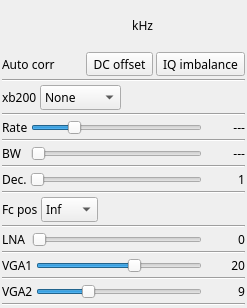
Before: the Qt Designer form plugins/samplesource/bladerf/bladerfgui.ui in f4exb/sdrangel, drawn with Qt 5.
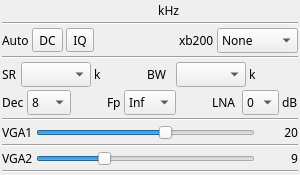
After: the same form once the commit is applied. Custom widgets are drawn as their Qt base class.

Commit message: BladeRF input plugin: GUI cosmetic changes

What changed in the file:
```diff
--- a/plugins/samplesource/bladerf/bladerfgui.ui
+++ b/plugins/samplesource/bladerf/bladerfgui.ui
@@ -6,8 +6,8 @@
    <rect>
     <x>0</x>
     <y>0</y>
-    <width>247</width>
-    <height>308</height>
+    <width>300</width>
+    <height>172</height>
    </rect>
   </property>
   <property name="sizePolicy">
@@ -29,16 +29,7 @@
    <property name="spacing">
     <number>3</number>
    </property>
-   <property name="leftMargin">
-    <number>2</number>
-   </property>
-   <property name="topMargin">
-    <number>2</number>
-   </property>
-   <property name="rightMargin">
-    <number>2</number>
-   </property>
-   <property name="bottomMargin">
+   <property name="margin">
     <number>2</number>
    </property>
    <item>
@@ -109,6 +100,13 @@
      </item>
     </layout>
    </item>
+   <item>
+    <widget class="Line" name="line">
+     <property name="orientation">
+      <enum>Qt::Horizontal</enum>
+     </property>
+    </widget>
+   </item>
    <item>
     <layout class="QGridLayout" name="gridLayout_corr">
      <item row="0" column="2">
@@ -117,7 +115,7 @@
         <string>Automatic IQ imbalance correction</string>
        </property>
        <property name="text">
-        <string>IQ imbalance</string>
+        <string>IQ</string>
        </property>
       </widget>
      </item>
@@ -127,33 +125,19 @@
         <string>Automatic DC offset removal</string>
        </property>
        <property name="text">
-        <string>DC offset</string>
+        <string>DC</string>
        </property>
       </widget>
      </item>
      <item row="0" column="0">
       <widget class="QLabel" name="corrLabel">
        <property name="text">
-        <string>Auto corr</string>
+        <string>Auto</string>
        </property>
       </widget>
      </item>
-    </layout>
-   </item>
-   <item>
-    <widget class="Line" name="line_freq">
-     <property name="orientation">
-      <enum>Qt::Horizontal</enum>
-     </property>
-    </widget>
-   </item>
-   <item>
-    <layout class="QGridLayout" name="gridLayout_xb200">
-     <property name="spacing">
-      <number>3</number>
-     </property>
-     <item row="0" column="2">
-      <spacer name="xb200Spacer">
+     <item row="0" column="3">
+      <spacer name="horizontalSpacer_2">
        <property name="orientation">
         <enum>Qt::Horizontal</enum>
        </property>
@@ -165,12 +149,19 @@
        </property>
       </spacer>
      </item>
-     <item row="0" column="1">
+     <item row="0" column="4">
+      <widget class="QLabel" name="xb200Label">
+       <property name="text">
+        <string>xb200</string>
+       </property>
+      </widget>
+     </item>
+     <item row="0" column="5">
       <widget class="QComboBox" name="xb200">
        <property name="toolTip">
         <string>XB200 board mode</string>
        </property>
-       <property name="currentText">
+       <property name="currentText" stdset="0">
         <string>None</string>
        </property>
        <property name="currentIndex">
@@ -221,17 +212,10 @@
        </item>
       </widget>
      </item>
-     <item row="0" column="0">
-      <widget class="QLabel" name="xb200Label">
-       <property name="text">
-        <string>xb200</string>
-       </property>
-      </widget>
-     </item>
     </layout>
    </item>
    <item>
-    <widget class="Line" name="line_dial">
+    <widget class="Line" name="line_freq">
      <property name="orientation">
       <enum>Qt::Horizontal</enum>
      </property>
@@ -242,25 +226,6 @@
      <property name="spacing">
       <number>3</number>
      </property>
-     <item row="0" column="1">
-      <widget class="QSlider" name="samplerate">
-       <property name="toolTip">
-        <string>Device Samplerate</string>
-       </property>
-       <property name="maximum">
-        <number>13</number>
-       </property>
-       <property name="pageStep">
-        <number>1</number>
-       </property>
-       <property name="value">
-        <number>3</number>
-       </property>
-       <property name="orientation">
-        <enum>Qt::Horizontal</enum>
-       </property>
-      </widget>
-     </item>
      <item row="0" column="0">
       <widget class="QLabel" name="samplerateLabel">
        <property name="sizePolicy">
@@ -270,57 +235,57 @@
         </sizepolicy>
        </property>
        <property name="text">
-        <string>Rate</string>
+        <string>SR</string>
+       </property>
+      </widget>
+     </item>
+     <item row="0" column="1">
+      <widget class="QComboBox" name="samplerate">
+       <property name="maximumSize">
+        <size>
+         <width>70</width>
+         <height>16777215</height>
+        </size>
+       </property>
+       <property name="toolTip">
+        <string>Sample rate in kS/s</string>
        </property>
       </widget>
      </item>
      <item row="0" column="2">
-      <widget class="QLabel" name="samplerateText">
-       <property name="minimumSize">
-        <size>
-         <width>40</width>
-         <height>0</height>
-        </size>
-       </property>
+      <widget class="QLabel" name="samplerateUnit">
        <property name="text">
-        <string>---</string>
-       </property>
-       <property name="alignment">
-        <set>Qt::AlignRight|Qt::AlignTrailing|Qt::AlignVCenter</set>
+        <string>k</string>
        </property>
       </widget>
      </item>
-    </layout>
-   </item>
-   <item>
-    <widget class="Line" name="line_rate">
-     <property name="orientation">
-      <enum>Qt::Horizontal</enum>
-     </property>
-    </widget>
-   </item>
-   <item>
-    <layout class="QGridLayout" name="gridLayout_bandwidth">
-     <property name="spacing">
-      <number>3</number>
-     </property>
-     <item row="0" column="1">
-      <widget class="QSlider" name="bandwidth">
+     <item row="0" column="5">
+      <widget class="QComboBox" name="bandwidth">
+       <property name="maximumSize">
+        <size>
+         <width>70</width>
+         <height>16777215</height>
+        </size>
+       </property>
        <property name="toolTip">
-        <string>RF filter bandwidth</string>
+        <string>IF bandwidth in kHz</string>
        </property>
-       <property name="maximum">
-        <number>15</number>
-       </property>
-       <property name="pageStep">
-        <number>1</number>
-       </property>
+      </widget>
+     </item>
+     <item row="0" column="3">
+      <spacer name="horizontalSpacer">
        <property name="orientation">
         <enum>Qt::Horizontal</enum>
        </property>
-      </widget>
+       <property name="sizeHint" stdset="0">
+        <size>
+         <width>40</width>
+         <height>20</height>
+        </size>
+       </property>
+      </spacer>
      </item>
-     <item row="0" column="0">
+     <item row="0" column="4">
       <widget class="QLabel" name="bandwidthLabel">
        <property name="sizePolicy">
         <sizepolicy hsizetype="Maximum" vsizetype="Preferred">
@@ -333,113 +298,94 @@
        </property>
       </widget>
      </item>
-     <item row="0" column="2">
-      <widget class="QLabel" name="bandwidthText">
-       <property name="minimumSize">
+     <item row="0" column="6">
+      <widget class="QLabel" name="bandwidthUnit">
+       <property name="text">
+        <string>k</string>
+       </property>
+      </widget>
+     </item>
+     <item row="0" column="7">
+      <spacer name="horizontalSpacer_3">
+       <property name="orientation">
+        <enum>Qt::Horizontal</enum>
+       </property>
+       <property name="sizeHint" stdset="0">
         <size>
          <width>40</width>
-         <height>0</height>
+         <height>20</height>
         </size>
        </property>
-       <property name="text">
-        <string>---</string>
-       </property>
-       <property name="alignment">
-        <set>Qt::AlignRight|Qt::AlignTrailing|Qt::AlignVCenter</set>
-       </property>
-      </widget>
+      </spacer>
      </item>
     </layout>
    </item>
    <item>
-    <widget class="Line" name="line_decim">
-     <property name="orientation">
-      <enum>Qt::Horizontal</enum>
-     </property>
-    </widget>
-   </item>
-   <item>
-    <layout class="QGridLayout" name="gridLayout_decim" columnstretch="0,0,0">
+    <layout class="QGridLayout" name="gridLayout_decim" columnstretch="0,0,0,0,0,0,0,0,0">
      <property name="spacing">
       <number>3</number>
      </property>
      <item row="0" column="0">
       <widget class="QLabel" name="label_decim">
        <property name="text">
-        <string>Dec.</string>
+        <string>Dec</string>
        </property>
       </widget>
      </item>
      <item row="0" column="1">
-      <widget class="QSlider" name="decim">
+      <widget class="QComboBox" name="decim">
+       <property name="maximumSize">
+        <size>
+         <width>50</width>
+         <height>16777215</height>
+        </size>
+       </property>
        <property name="toolTip">
         <string>Decimation factor</string>
        </property>
-       <property name="maximum">
-        <number>5</number>
+       <property name="currentIndex">
+        <number>3</number>
        </property>
-       <property name="pageStep">
-        <number>1</number>
-       </property>
-       <property name="value">
-        <number>0</number>
-       </property>
-       <property name="orientation">
-        <enum>Qt::Horizontal</enum>
-       </property>
+       <item>
+        <property name="text">
+         <string>1</string>
+        </property>
+       </item>
+       <item>
+        <property name="text">
+         <string>2</string>
+        </property>
+       </item>
+       <item>
+        <property name="text">
+         <string>4</string>
+        </property>
+       </item>
+       <item>
+        <property name="text">
+         <string>8</string>
+        </property>
+       </item>
+       <item>
+        <property name="text">
+         <string>16</string>
+        </property>
+       </item>
+       <item>
+        <property name="text">
+         <string>32</string>
+        </property>
+       </item>
       </widget>
      </item>
-     <item row="0" column="2">
-      <widget class="QLabel" name="decimText">
-       <property name="minimumSize">
-        <size>
-         <width>40</width>
-         <height>0</height>
-        </size>
-       </property>
-       <property name="text">
-        <string>1</string>
-       </property>
-       <property name="alignment">
-        <set>Qt::AlignRight|Qt::AlignTrailing|Qt::AlignVCenter</set>
-       </property>
-      </widget>
-     </item>
-    </layout>
-   </item>
-   <item>
-    <widget class="Line" name="line_bandwidth">
-     <property name="orientation">
-      <enum>Qt::Horizontal</enum>
-     </property>
-    </widget>
-   </item>
-   <item>
-    <layout class="QGridLayout" name="gridLayout_fcPos" columnstretch="0,0,0">
-     <property name="spacing">
-      <number>3</number>
-     </property>
-     <item row="0" column="0">
+     <item row="0" column="3">
       <widget class="QLabel" name="label_fcPos">
        <property name="text">
-        <string>Fc pos</string>
+        <string>Fp</string>
        </property>
       </widget>
      </item>
-     <item row="0" column="2">
-      <spacer name="fcPosRightSpacer">
-       <property name="orientation">
-        <enum>Qt::Horizontal</enum>
-       </property>
-       <property name="sizeHint" stdset="0">
-        <size>
-         <width>40</width>
-         <height>20</height>
-        </size>
-       </property>
-      </spacer>
-     </item>
-     <item row="0" column="1">
+     <item row="0" column="4">
       <widget class="QComboBox" name="fcPos">
        <property name="toolTip">
         <string>Relative position of device center frequency</string>
@@ -456,26 +402,12 @@
        </item>
        <item>
         <property name="text">
-         <string>Cent</string>
+         <string>Cen</string>
         </property>
        </item>
       </widget>
      </item>
-    </layout>
-   </item>
-   <item>
-    <widget class="Line" name="line_fcPos">
-     <property name="orientation">
-      <enum>Qt::Horizontal</enum>
-     </property>
-    </widget>
-   </item>
-   <item>
-    <layout class="QGridLayout" name="gridLayout_lna">
-     <property name="spacing">
-      <number>3</number>
-     </property>
-     <item row="0" column="0">
+     <item row="0" column="6">
       <widget class="QLabel" name="lnaGainLabel">
        <property name="sizePolicy">
         <sizepolicy hsizetype="Maximum" vsizetype="Preferred">
@@ -488,41 +420,64 @@
        </property>
       </widget>
      </item>
-     <item row="0" column="1">
-      <widget class="QSlider" name="lna">
-       <property name="enabled">
-        <bool>true</bool>
-       </property>
-       <property name="toolTip">
-        <string>LNA gain (dB)</string>
-       </property>
-       <property name="maximum">
-        <number>2</number>
-       </property>
-       <property name="pageStep">
-        <number>1</number>
-       </property>
+     <item row="0" column="5">
+      <spacer name="fcPosRightSpacer">
        <property name="orientation">
         <enum>Qt::Horizontal</enum>
        </property>
+       <property name="sizeHint" stdset="0">
+        <size>
+         <width>40</width>
+         <height>20</height>
+        </size>
+       </property>
+      </spacer>
+     </item>
+     <item row="0" column="7">
+      <widget class="QComboBox" name="lna">
+       <property name="maximumSize">
+        <size>
+         <width>40</width>
+         <height>16777215</height>
+        </size>
+       </property>
+       <item>
+        <property name="text">
+         <string>0</string>
+        </property>
+       </item>
+       <item>
+        <property name="text">
+         <string>3</string>
+        </property>
+       </item>
+       <item>
+        <property name="text">
+         <string>6</string>
+        </property>
+       </item>
       </widget>
      </item>
-     <item row="0" column="2">
-      <widget class="QLabel" name="lnaGainText">
-       <property name="minimumSize">
-        <size>
-         <width>40</width>
-         <height>0</height>
-        </size>
-       </property>
+     <item row="0" column="8">
+      <widget class="QLabel" name="label">
        <property name="text">
-        <string>0</string>
-       </property>
-       <property name="alignment">
-        <set>Qt::AlignRight|Qt::AlignTrailing|Qt::AlignVCenter</set>
+        <string>dB</string>
        </property>
       </widget>
      </item>
+     <item row="0" column="2">
+      <spacer name="horizontalSpacer_4">
+       <property name="orientation">
+        <enum>Qt::Horizontal</enum>
+       </property>
+       <property name="sizeHint" stdset="0">
+        <size>
+         <width>40</width>
+         <height>20</height>
+        </size>
+       </property>
+      </spacer>
+     </item>
     </layout>
    </item>
    <item>
```
The commit also changes 4 other files.
